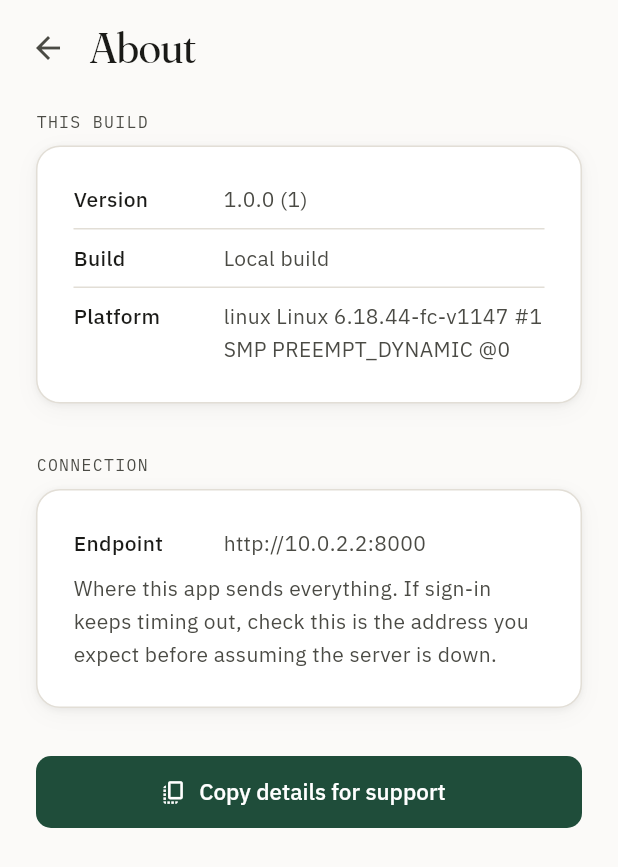
After one commit to ITECH3208andITECH3209feduni/itech3208-project-1-autopivot-agent, a Flutter app: the AboutScreen screen opened by its route, on a phone screen of 412 x 824 dp. The commit adds this screen. Shown: the top 867 px of the screen. Run offline on Flutter 3.47's test engine with Material 3 defaults, Android fonts, the phone set to English and light mode, and no system bars; our stand-ins replace camera, dio, flutter_riverpod, flutter_secure_storage, go_router, local_auth and 2 more; missing offline and left inert: google_mlkit_image_labeling, google_mlkit_object_detection; accounts and stored records are empty.

Commit message:
Added version history into About section in app

```diff
--- a/mobile/lib/app.dart
+++ b/mobile/lib/app.dart
@@ -24,6 +24,7 @@ import 'features/change_password/change_password_screen.dart';
 import 'features/dashboard/dashboard_screen.dart';
 import 'features/listing_detail/listing_detail_screen.dart';
 import 'features/listings/listings_screen.dart';
+import 'features/settings/about_screen.dart';
 import 'features/settings/app_settings_screen.dart';
 import 'features/settings/demo_screen.dart';
 import 'features/settings/dealerships_screen.dart';
@@ -95,6 +96,13 @@ final _routerProvider = Provider<GoRouter>((ref) {
       GoRoute(
         path: AppRoutes.demo,
         builder: (context, state) => const DemoScreen(),
+      ),
+      // Outside the shell alongside the two above: its own back button, and
+      // nothing about reporting a build number wants a camera action
+      // floating over it.
+      GoRoute(
+        path: AppRoutes.about,
+        builder: (context, state) => const AboutScreen(),
       ),
       // Same screen as AppRoutes.changePassword, different mode and a
       // different path — see that route constant's own doc comment for why
--- /dev/null
+++ b/mobile/lib/features/settings/about_screen.dart
@@ -0,0 +1,250 @@
+/// What build this is, and where it is pointed — the screen support asks a
+/// dealer to open before anything else.
+///
+/// Until this existed there was no way to answer "which version are you
+/// running?" from inside the app at all. A dealer cannot read a version out
+/// of an App Store listing (this is not distributed through one yet), and a
+/// build number read aloud over the phone is transcribed wrong often enough
+/// to be worth removing from the loop entirely — hence [_copyDiagnostics],
+/// which puts everything support needs on the clipboard in one tap.
+///
+/// The API endpoint is on this screen for a specific reason rather than for
+/// completeness. The single most common misconfiguration in this project so
+/// far is an app pointed at the wrong host — a device build still carrying a
+/// developer's LAN address, or an Android build reaching for the emulator's
+/// `10.0.2.2` on real hardware — and from the user's side that is
+/// indistinguishable from the server being down. Both produce a sign-in that
+/// times out. Showing the address someone is actually talking to turns a
+/// support conversation that starts with "is it broken?" into one that starts
+/// with "it is pointed at the wrong place."
+///
+/// [buildRef] is a git commit, supplied at build time rather than read at
+/// runtime: a release build has no repository to inspect, so the value has to
+/// be baked in by whoever produced the artefact —
+///
+///     flutter build apk --dart-define=BUILD_REF=$(git rev-parse --short HEAD)
+///
+/// A plain `flutter run` supplies nothing and the screen says so rather than
+/// showing an empty row, because "local build" is a true and useful answer
+/// while a blank space is neither.
+library;
+
+import 'dart:io';
+
+import 'package:flutter/material.dart';
+import 'package:flutter/services.dart';
+import 'package:flutter_riverpod/flutter_riverpod.dart';
+import 'package:package_info_plus/package_info_plus.dart';
+
+import '../../auth/auth_controller.dart';
+import '../../design/tokens.dart';
+import '../../design/typography.dart';
+import '../../widgets/primitives.dart';
+
+/// The commit this build was cut from, or empty on a build that was not told.
+const buildRef = String.fromEnvironment('BUILD_REF');
+
+/// Read once per app session. The bundle's version cannot change while the
+/// app is running, so there is nothing to invalidate and no reason to hit the
+/// platform channel again on every visit.
+final _packageInfoProvider = FutureProvider<PackageInfo>(
+  (ref) => PackageInfo.fromPlatform(),
+);
+
+class AboutScreen extends ConsumerWidget {
+  const AboutScreen({super.key});
+
+  @override
+  Widget build(BuildContext context, WidgetRef ref) {
+    final info = ref.watch(_packageInfoProvider);
+    final endpoint = ref.read(apiClientProvider).baseUrl;
+
+    return Scaffold(
+      body: SafeArea(
+        child: CustomScrollView(
+          slivers: [
+            SliverPadding(
+              padding: const EdgeInsets.fromLTRB(
+                Space.sm,
+                Space.sm,
+                Space.lg,
+                Space.md,
+              ),
+              sliver: SliverToBoxAdapter(child: _header(context)),
+            ),
+            SliverPadding(
+              padding: const EdgeInsets.fromLTRB(
+                Space.lg,
+                0,
+                Space.lg,
+                Space.xl,
+              ),
+              sliver: SliverToBoxAdapter(
+                child: info.when(
+                  loading: () => const SizedBox.shrink(),
+                  // A platform channel that fails still leaves the endpoint and
+                  // the build reference worth showing, so the screen degrades
+                  // to what it does know rather than to an error page.
+                  error: (_, _) => _Body(
+                    version: null,
+                    buildNumber: null,
+                    endpoint: endpoint,
+                  ),
+                  data: (data) => _Body(
+                    version: data.version,
+                    buildNumber: data.buildNumber,
+                    endpoint: endpoint,
+                  ),
+                ),
+              ),
+            ),
+          ],
+        ),
+      ),
+    );
+  }
+
+  Widget _header(BuildContext context) {
+    return Row(
+      crossAxisAlignment: CrossAxisAlignment.start,
+      children: [
+        IconButton(
+          onPressed: () => Navigator.of(context).pop(),
+          icon: const Icon(Icons.arrow_back, color: C.inkSoft),
+          tooltip: 'Back',
+        ),
+        const SizedBox(width: Space.xs),
+        Padding(
+          padding: const EdgeInsets.only(top: Space.sm),
+          child: Text('About', style: serif(28)),
+        ),
+      ],
+    );
+  }
+}
+
+class _Body extends StatelessWidget {
+  const _Body({
+    required this.version,
+    required this.buildNumber,
+    required this.endpoint,
+  });
+
+  final String? version;
+  final String? buildNumber;
+  final String endpoint;
+
+  String get _versionLine {
+    if (version == null) return 'Unavailable';
+    return buildNumber == null ? version! : '$version ($buildNumber)';
+  }
+
+  String get _buildRefLine => buildRef.isEmpty ? 'Local build' : buildRef;
+
+  String get _platformLine =>
+      '${Platform.operatingSystem} ${Platform.operatingSystemVersion}';
+
+  /// One block of text carrying everything a support conversation needs, so
+  /// the dealer pastes rather than reads it out.
+  String get _diagnostics => [
+    'AutoPivot',
+    'Version: $_versionLine',
+    'Build: $_buildRefLine',
+    'Endpoint: $endpoint',
+    'Platform: $_platformLine',
+  ].join('\n');
+
+  Future<void> _copyDiagnostics(BuildContext context) async {
+    await Clipboard.setData(ClipboardData(text: _diagnostics));
+    if (!context.mounted) return;
+    ScaffoldMessenger.of(context).showSnackBar(
+      const SnackBar(content: Text('Details copied — paste them to support.')),
+    );
+  }
+
+  @override
+  Widget build(BuildContext context) {
+    return Column(
+      crossAxisAlignment: CrossAxisAlignment.start,
+      children: [
+        Text('THIS BUILD', style: T.caption),
+        const SizedBox(height: Space.sm),
+        AppCard(
+          child: Column(
+            children: [
+              _DetailRow(label: 'Version', value: _versionLine),
+              const _RowDivider(),
+              _DetailRow(label: 'Build', value: _buildRefLine),
+              const _RowDivider(),
+              _DetailRow(label: 'Platform', value: _platformLine),
+            ],
+          ),
+        ),
+        const SizedBox(height: Space.xl),
+        Text('CONNECTION', style: T.caption),
+        const SizedBox(height: Space.sm),
+        AppCard(
+          child: Column(
+            crossAxisAlignment: CrossAxisAlignment.start,
+            children: [
+              _DetailRow(label: 'Endpoint', value: endpoint),
+              const SizedBox(height: Space.sm),
+              Text(
+                'Where this app sends everything. If sign-in keeps timing '
+                'out, check this is the address you expect before assuming '
+                'the server is down.',
+                style: T.bodySmall,
+              ),
+            ],
+          ),
+        ),
+        const SizedBox(height: Space.xl),
+        FilledButton.icon(
+          onPressed: () => _copyDiagnostics(context),
+          icon: const Icon(Icons.copy_all_outlined, size: 18),
+          label: const Text('Copy details for support'),
+        ),
+      ],
+    );
+  }
+}
+
+class _DetailRow extends StatelessWidget {
+  const _DetailRow({required this.label, required this.value});
+
+  final String label;
+  final String value;
+
+  @override
+  Widget build(BuildContext context) {
+    return Row(
+      crossAxisAlignment: CrossAxisAlignment.start,
+      children: [
+        SizedBox(width: 92, child: Text(label, style: T.label)),
+        const SizedBox(width: Space.sm),
+        // Endpoints and OS strings are both long enough to wrap on a phone,
+        // and a clipped one is worse than useless on a screen whose whole
+        // job is reporting exact values.
+        Expanded(
+          child: Text(
+            value,
+            style: T.bodySmall,
+            softWrap: true,
+          ),
+        ),
+      ],
+    );
+  }
+}
+
+class _RowDivider extends StatelessWidget {
+  const _RowDivider();
+
+  @override
+  Widget build(BuildContext context) {
+    return const Padding(
+      padding: EdgeInsets.symmetric(vertical: Space.sm),
+      child: Divider(height: 1, thickness: 1, color: C.line),
+    );
+  }
+}
--- a/mobile/lib/features/settings/app_settings_screen.dart
+++ b/mobile/lib/features/settings/app_settings_screen.dart
@@ -168,6 +168,15 @@ class _AppSettingsScreenState extends ConsumerState<AppSettingsScreen> {
                                 'it does.',
                             onTap: () => context.push(AppRoutes.demo),
                           ),
+                          const SizedBox(height: Space.sm),
+                          _SettingsActionRow(
+                            icon: Icons.info_outline,
+                            title: 'About',
+                            subtitle:
+                                'Version, build and the server this app is '
+                                'talking to — what support will ask for.',
+                            onTap: () => context.push(AppRoutes.about),
+                          ),
                         ],
                       )
                     : const SizedBox.shrink(),
--- a/mobile/lib/routes.dart
+++ b/mobile/lib/routes.dart
@@ -56,6 +56,12 @@ abstract final class AppRoutes {
   /// Settings row every role gets, same as [settings] itself.
   static const demo = '/settings/demo';
 
+  /// Version, build reference and the API endpoint this build talks to —
+  /// the screen support asks for first. Under [settings] for the same reason
+  /// [demo] is: every role has it, and it is a drill-down rather than a
+  /// destination anyone navigates to directly.
+  static const about = '/settings/about';
+
   /// A voluntary password change, reached from Settings — distinct from
   /// [changePassword] above, which the router forces on anyone whose
   /// account still carries a temporary one. Sharing that path would have
--- a/mobile/pubspec.yaml
+++ b/mobile/pubspec.yaml
@@ -45,6 +45,7 @@ dependencies:
   sensors_plus: ^7.1.0
   path_provider: ^2.1.5
   local_auth: ^3.0.2
+  package_info_plus: ^10.2.1
 
 dev_dependencies:
   flutter_test:
```
Also changed, not shown: mobile/pubspec.lock.
